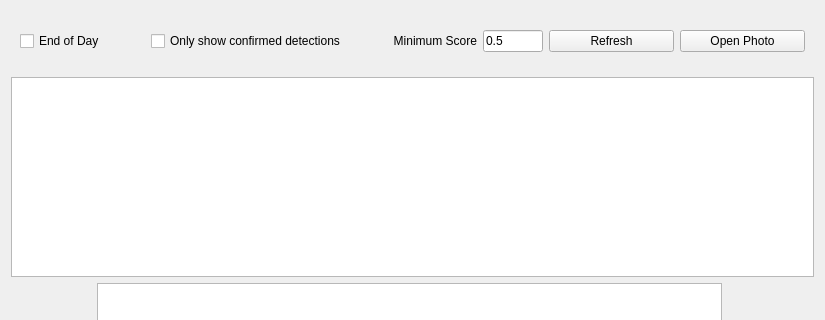
Above: src/resources/cots_display.ui from open-AIMS/reefscan_desktop_data_manager before the change; both pictures show x 0 to 825 and y 0 to 320 of the 825 by 584 pixel window. Below: the same form after it.
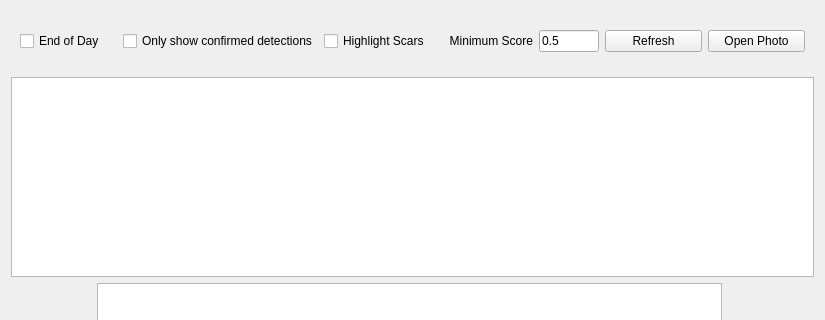
That is the form after the change. Custom widgets are drawn as their Qt base class.

Commit message: start work on scar mask

The edit to the form file:
```diff
--- a/src/resources/cots_display.ui
+++ b/src/resources/cots_display.ui
@@ -23,31 +23,21 @@
       </size>
      </property>
      <layout class="QGridLayout" name="gridLayout_2">
-      <item row="0" column="4">
+      <item row="0" column="6">
+       <widget class="QPushButton" name="openPhotoButton">
+        <property name="text">
+         <string>Open Photo</string>
+        </property>
+       </widget>
+      </item>
+      <item row="0" column="5">
        <widget class="QPushButton" name="refreshButton">
         <property name="text">
          <string>Refresh</string>
         </property>
        </widget>
       </item>
-      <item row="0" column="2">
-       <widget class="QLabel" name="label">
-        <property name="text">
-         <string>Minimum Score</string>
-        </property>
-        <property name="alignment">
-         <set>Qt::AlignRight|Qt::AlignTrailing|Qt::AlignVCenter</set>
-        </property>
-       </widget>
-      </item>
-      <item row="0" column="0">
-       <widget class="QCheckBox" name="eod_check_box">
-        <property name="text">
-         <string>End of Day</string>
-        </property>
-       </widget>
-      </item>
-      <item row="0" column="3">
+      <item row="0" column="4">
        <widget class="QLineEdit" name="minimumScoreTextBox">
         <property name="maximumSize">
          <size>
@@ -60,13 +50,6 @@
         </property>
        </widget>
       </item>
-      <item row="0" column="5">
-       <widget class="QPushButton" name="openPhotoButton">
-        <property name="text">
-         <string>Open Photo</string>
-        </property>
-       </widget>
-      </item>
       <item row="0" column="1">
        <widget class="QCheckBox" name="confirmed_check_box">
         <property name="text">
@@ -74,6 +57,30 @@
         </property>
        </widget>
       </item>
+      <item row="0" column="3">
+       <widget class="QLabel" name="label">
+        <property name="text">
+         <string>Minimum Score</string>
+        </property>
+        <property name="alignment">
+         <set>Qt::AlignRight|Qt::AlignTrailing|Qt::AlignVCenter</set>
+        </property>
+       </widget>
+      </item>
+      <item row="0" column="0">
+       <widget class="QCheckBox" name="eod_check_box">
+        <property name="text">
+         <string>End of Day</string>
+        </property>
+       </widget>
+      </item>
+      <item row="0" column="2">
+       <widget class="QCheckBox" name="highlight_scars_check_box">
+        <property name="text">
+         <string>Highlight Scars</string>
+        </property>
+       </widget>
+      </item>
      </layout>
     </widget>
    </item>
```
Left out of the diff: 10 changed lines with no effect on the pictures. The commit also changes 4 other files.
